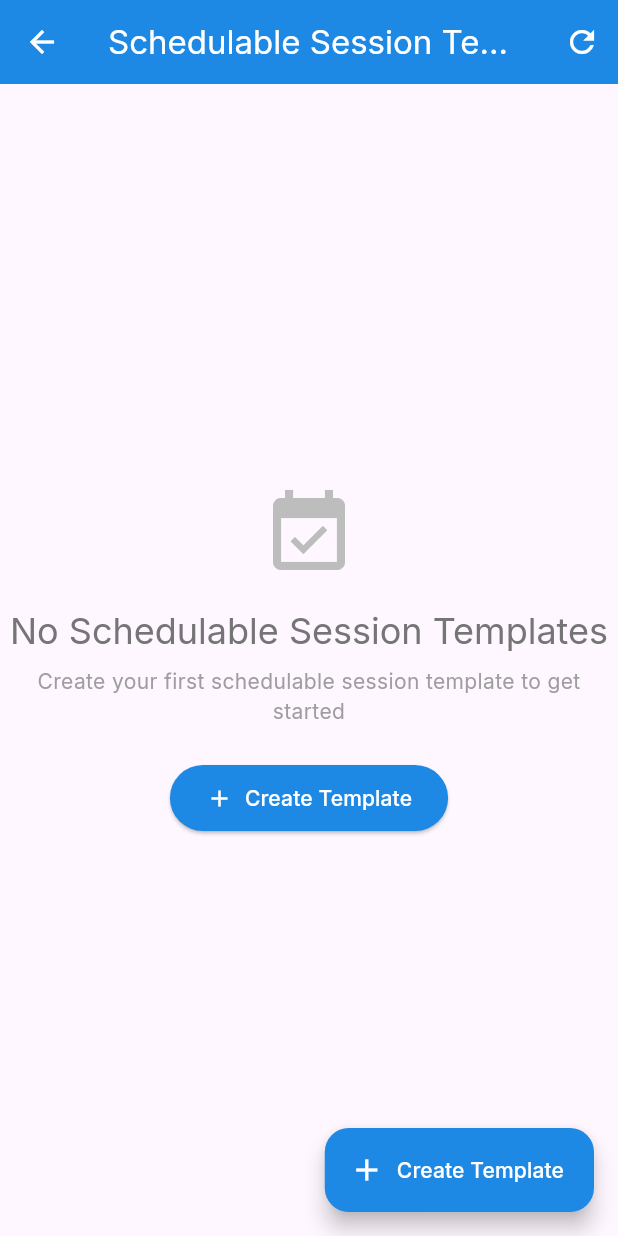
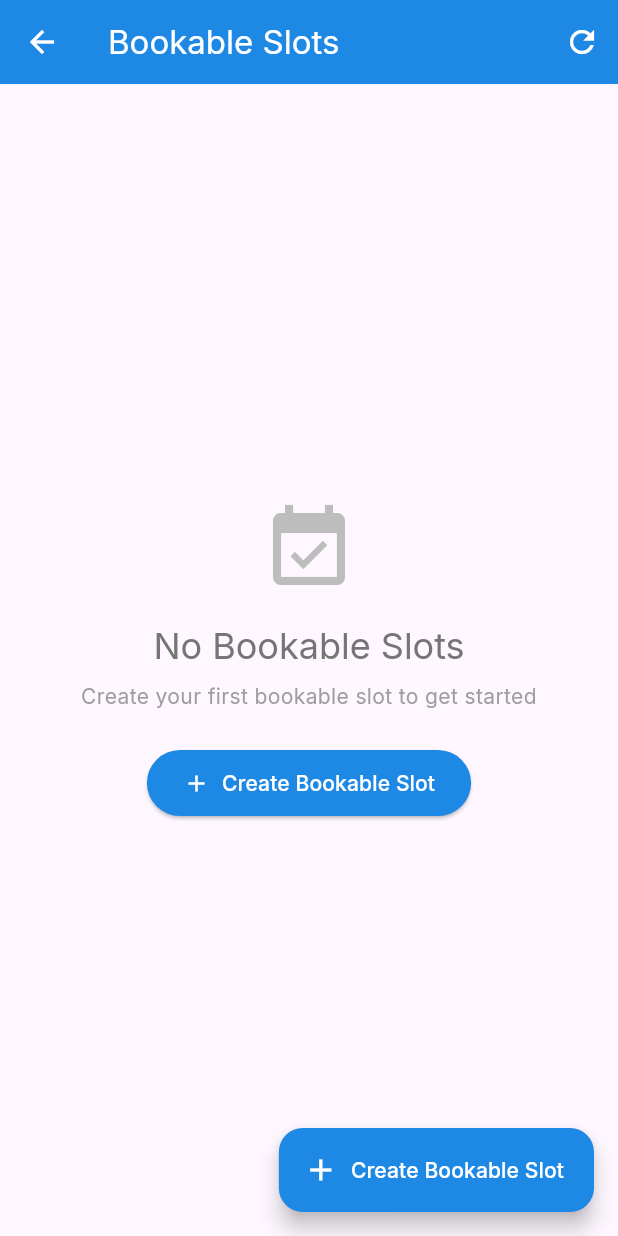
Before and after one commit to YuvalKlein/sessionizer, a Flutter app: the SimpleSchedulableSessionPage screen opened directly, on a phone screen of 412 x 824 dp. Run offline on Flutter 3.47's test engine with Material 3 defaults, Android fonts, the phone set to English and light mode, and no system bars; our stand-ins replace cloud_firestore, dartz, equatable, firebase_auth, firebase_core, firebase_messaging and 6 more; accounts and stored records are empty.

Commit message:
Fix all remaining issues with schedule editing and bookable slots
- Create ScheduleEditPage to properly load and pass existing schedule data
- Fix router to use ScheduleEditPage for edit routes
- Fix all remaining 'template' references in SimpleSchedulableSessionPage
- Add back button to SimpleSchedulableSessionPage
- Add instructor filtering to SimpleSchedulableSessionForm dropdowns
- Ensure all bookable slot pages use consistent naming
- Fix dropdown data loading to show only instructor-specific data
- Complete the transition from 'templates' to 'bookable slots'

```diff
--- a/lib/features/schedulable_session/presentation/pages/simple_schedulable_session_page.dart
+++ b/lib/features/schedulable_session/presentation/pages/simple_schedulable_session_page.dart
@@ -12,9 +12,14 @@ class SimpleSchedulableSessionPage extends StatelessWidget {
 
     return Scaffold(
       appBar: AppBar(
-        title: const Text('Schedulable Session Templates'),
+        title: const Text('Bookable Slots'),
         backgroundColor: Colors.blue[600],
         foregroundColor: Colors.white,
+        leading: IconButton(
+          onPressed: () => Navigator.of(context).pop(),
+          icon: const Icon(Icons.arrow_back),
+          tooltip: 'Back to Dashboard',
+        ),
         actions: [
           IconButton(
             onPressed: () {
@@ -46,7 +51,7 @@ class SimpleSchedulableSessionPage extends StatelessWidget {
             padding: const EdgeInsets.all(16.0),
             children: snapshot.data!.docs.map((doc) {
               final data = doc.data() as Map<String, dynamic>;
-              final title = data['title'] as String? ?? 'Untitled Template';
+              final title = data['title'] as String? ?? 'Untitled Bookable Slot';
               final sessionTypeId = data['sessionTypeId'] as String?;
               final locationIds = (data['locationIds'] as List?) ?? [];
               final scheduleId = data['scheduleId'] as String?;
@@ -170,7 +175,7 @@ class SimpleSchedulableSessionPage extends StatelessWidget {
       floatingActionButton: FloatingActionButton.extended(
         onPressed: () => _createNewSession(context),
         icon: const Icon(Icons.add),
-        label: const Text('Create Template'),
+        label: const Text('Create Bookable Slot'),
         backgroundColor: Colors.blue[600],
         foregroundColor: Colors.white,
       ),
@@ -189,14 +194,14 @@ class SimpleSchedulableSessionPage extends StatelessWidget {
           ),
           const SizedBox(height: 16),
           Text(
-            'No Schedulable Session Templates',
+            'No Bookable Slots',
             style: Theme.of(context).textTheme.headlineSmall?.copyWith(
               color: Colors.grey[600],
             ),
           ),
           const SizedBox(height: 8),
           Text(
-            'Create your first schedulable session template to get started',
+            'Create your first bookable slot to get started',
             style: Theme.of(context).textTheme.bodyMedium?.copyWith(
               color: Colors.grey[500],
             ),
@@ -206,7 +211,7 @@ class SimpleSchedulableSessionPage extends StatelessWidget {
           ElevatedButton.icon(
             onPressed: () => _createNewSession(context),
             icon: const Icon(Icons.add),
-            label: const Text('Create Template'),
+            label: const Text('Create Bookable Slot'),
             style: ElevatedButton.styleFrom(
               backgroundColor: Colors.blue[600],
               foregroundColor: Colors.white,
@@ -285,8 +290,8 @@ class SimpleSchedulableSessionPage extends StatelessWidget {
     showDialog(
       context: context,
       builder: (dialogContext) => AlertDialog(
-        title: const Text('Delete Template'),
-        content: const Text('Are you sure you want to delete this template? This action cannot be undone.'),
+        title: const Text('Delete Bookable Slot'),
+        content: const Text('Are you sure you want to delete this bookable slot? This action cannot be undone.'),
         actions: [
           TextButton(
             onPressed: () => Navigator.of(dialogContext).pop(),
@@ -298,7 +303,7 @@ class SimpleSchedulableSessionPage extends StatelessWidget {
               doc.reference.delete();
               ScaffoldMessenger.of(context).showSnackBar(
                 const SnackBar(
-                  content: Text('Template deleted successfully'),
+                  content: Text('Bookable slot deleted successfully'),
                   backgroundColor: Colors.green,
                 ),
               );
--- a/lib/router.dart
+++ b/lib/router.dart
@@ -19,6 +19,7 @@ import 'package:myapp/features/booking/presentation/bloc/booking_bloc.dart';
 import 'package:myapp/features/schedule/presentation/pages/schedule_management_page.dart';
 import 'package:myapp/features/schedule/presentation/pages/schedule_creation_page.dart';
 import 'package:myapp/features/schedule/presentation/pages/schedule_detail_page.dart';
+import 'package:myapp/features/schedule/presentation/pages/schedule_edit_page.dart';
 import 'package:myapp/features/schedule/presentation/bloc/schedule_bloc.dart';
 import 'package:myapp/features/session_type/presentation/pages/session_type_management_page.dart';
 import 'package:myapp/features/session_type/presentation/pages/session_type_creation_page.dart';
@@ -173,7 +174,7 @@ class AppRouter {
           final scheduleId = state.pathParameters['scheduleId']!;
           return BlocProvider.value(
             value: sl<ScheduleBloc>(),
-            child: MainScreen(child: ScheduleCreationPage()),
+            child: MainScreen(child: ScheduleEditPage(scheduleId: scheduleId)),
           );
         },
       ),
```
Also changed, not shown: lib/features/schedulable_session/presentation/pages/simple_schedulable_session_form.dart (+9 -3 lines), lib/features/schedule/presentation/pages/schedule_edit_page.dart (added, +104 -0 lines).
